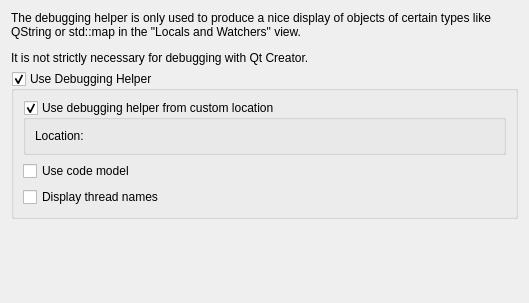
Before: the Qt Designer form src/plugins/debugger/dumperoptionpage.ui in qt-creator/qt-creator, drawn with Qt 5.
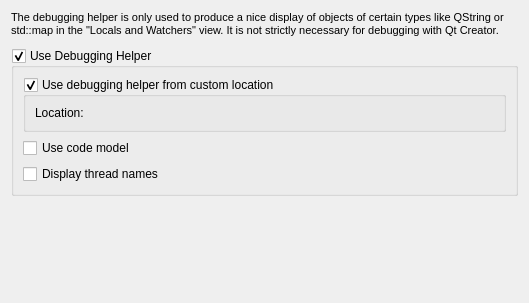
After: the same form once the commit is applied. Custom widgets are drawn as their Qt base class.

```diff
--- a/src/plugins/debugger/dumperoptionpage.ui
+++ b/src/plugins/debugger/dumperoptionpage.ui
@@ -14,9 +14,11 @@
    <item>
     <widget class="QLabel" name="label">
      <property name="text">
-      <string>&lt;html&gt;&lt;head/&gt;&lt;body&gt;
-&lt;p&gt;The debugging helper is only used to produce a nice display of objects of certain types like QString or std::map in the &amp;quot;Locals and Watchers&amp;quot; view.&lt;/p&gt;
-&lt;p&gt; It is not strictly necessary for debugging with Qt Creator. &lt;/p&gt;&lt;/body&gt;&lt;/html&gt;</string>
+      <string>&lt;!DOCTYPE HTML PUBLIC &quot;-//W3C//DTD HTML 4.0//EN&quot; &quot;http://www.w3.org/TR/REC-html40/strict.dtd&quot;&gt;
+&lt;html&gt;&lt;head&gt;&lt;meta name=&quot;qrichtext&quot; content=&quot;1&quot; /&gt;&lt;style type=&quot;text/css&quot;&gt;
+p, li { white-space: pre-wrap; }
+&lt;/style&gt;&lt;/head&gt;&lt;body style=&quot; font-family:'MS Shell Dlg 2'; font-size:8.25pt; font-weight:400; font-style:normal;&quot;&gt;
+&lt;p style=&quot; margin-top:12px; margin-bottom:12px; margin-left:0px; margin-right:0px; -qt-block-indent:0; text-indent:0px;&quot;&gt;The debugging helper is only used to produce a nice display of objects of certain types like QString or std::map in the &amp;quot;Locals and Watchers&amp;quot; view. It is not strictly necessary for debugging with Qt Creator. &lt;/p&gt;&lt;/body&gt;&lt;/html&gt;</string>
      </property>
      <property name="textFormat">
       <enum>Qt::AutoText</enum>
@@ -26,6 +28,22 @@
      </property>
     </widget>
    </item>
+   <item>
+    <spacer name="verticalSpacer_2">
+     <property name="orientation">
+      <enum>Qt::Vertical</enum>
+     </property>
+     <property name="sizeType">
+      <enum>QSizePolicy::Fixed</enum>
+     </property>
+     <property name="sizeHint" stdset="0">
+      <size>
+       <width>20</width>
+       <height>5</height>
+      </size>
+     </property>
+    </spacer>
+   </item>
    <item>
     <widget class="QGroupBox" name="debuggingHelperGroupBox">
      <property name="title">
```
Left out of the diff: 2 changed lines with no effect on the pictures.
